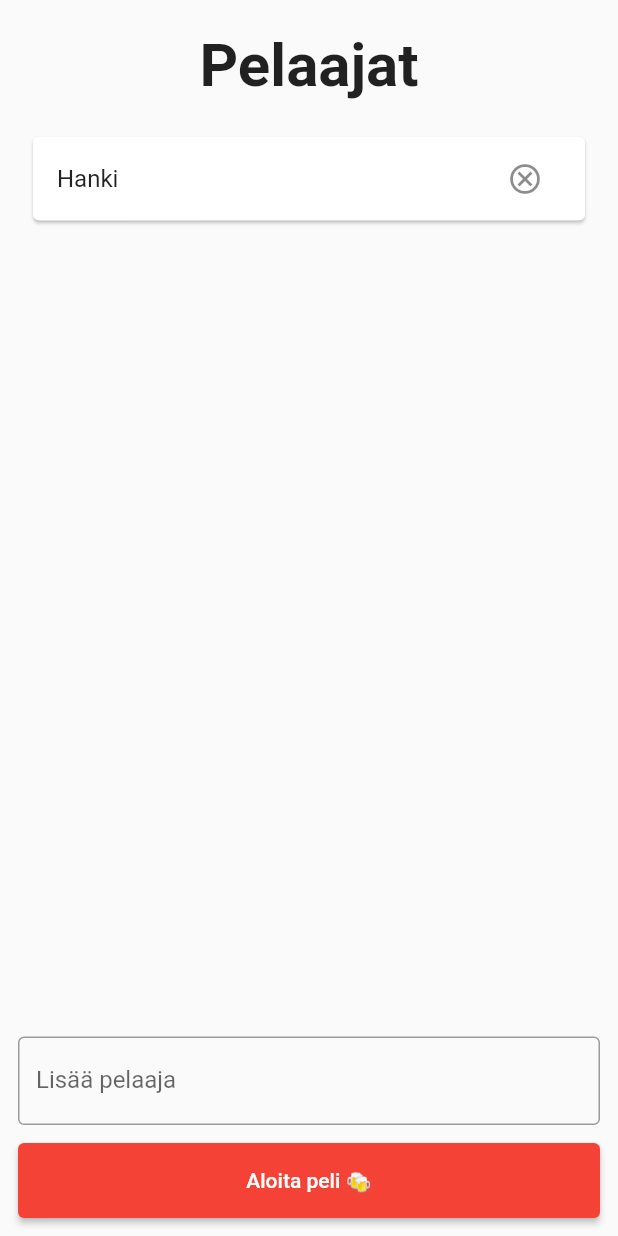
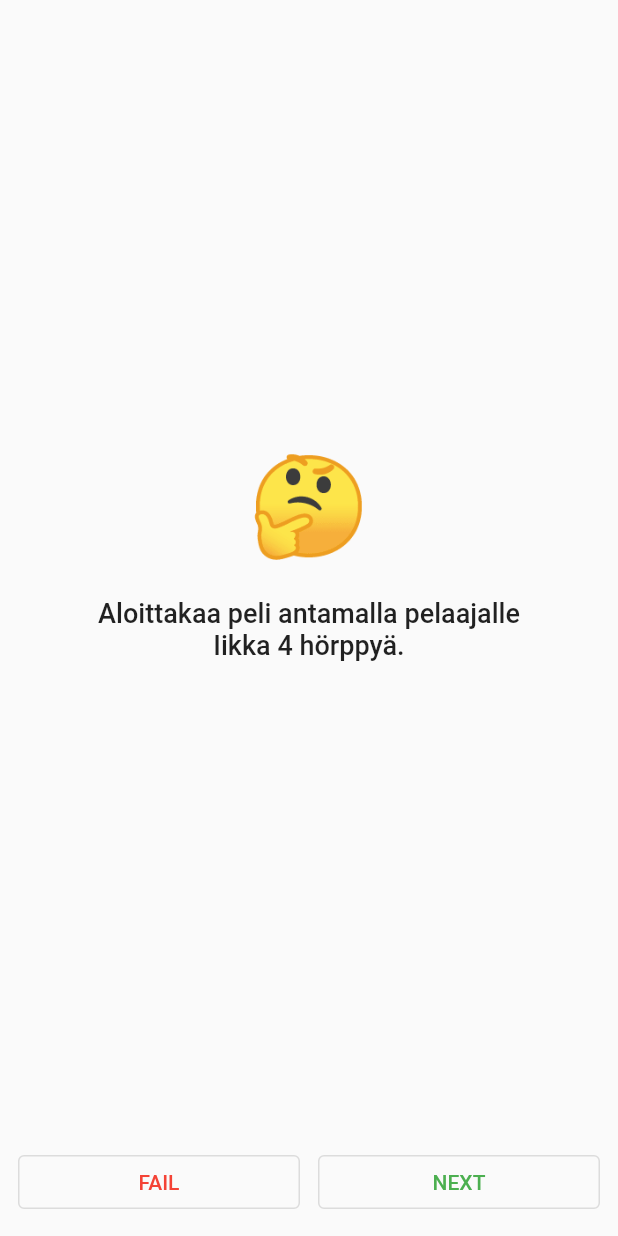
Before and after one commit to welhoilija/yadg, a Flutter app: the screen it shows after launch, after a tap on "Aloita peli 🍻", on a phone screen of 412 x 824 dp. Run offline on Flutter 3.47's test engine with Material 2 defaults, Android fonts, the light colour scheme and no system bars.

Commit message:
Create basic game view

```diff
--- a/lib/backend/cards.json
+++ b/lib/backend/cards.json
@@ -74,5 +74,9 @@
 	{
 		"emoji": "🎶",
 		"text": "{player} on nyt DJ ja saa päättää biisit!"
+	},
+	{
+		"emoji": "📱",
+		"text": "Pelaaja kuka on käyttänyt puhelinta eniten pelin aikana, sammuttaa puhelimen ja ottaa {amount} hörppyä."
 	}
 ]
--- /dev/null
+++ b/lib/frontend/screens/GameView.dart
@@ -0,0 +1,88 @@
+import 'package:flutter/material.dart';
+import 'package:yadg/frontend/widgets/custom_outline_button.dart';
+
+class GameView extends StatefulWidget {
+  const GameView({super.key});
+
+  @override
+  State<GameView> createState() => _GameViewState();
+}
+
+class _GameViewState extends State<GameView> {
+  @override
+  Widget build(BuildContext context) {
+    return Scaffold(
+      body: Column(
+        mainAxisAlignment: MainAxisAlignment.spaceBetween,
+        children: [
+          Container(), // To align CardWidget to center
+          const CardWidget(),
+          const ButtonRow()
+        ],
+      ),
+    );
+  }
+}
+
+class CardWidget extends StatelessWidget {
+  const CardWidget({super.key});
+
+  @override
+  Widget build(BuildContext context) {
+    return Padding(
+      padding: const EdgeInsets.symmetric(horizontal: 24.0),
+      child: Column(
+        mainAxisAlignment: MainAxisAlignment.center,
+        mainAxisSize: MainAxisSize.min,
+        children: const [
+          Text(
+            "🤔",
+            style: TextStyle(
+              fontSize: 64,
+            ),
+          ),
+          Padding(
+            padding: EdgeInsets.all(24.0),
+            child: Text(
+              "Aloittakaa peli antamalla pelaajalle Iikka 4 hörppyä.",
+              textAlign: TextAlign.center,
+              style: TextStyle(
+                fontSize: 18,
+                fontWeight: FontWeight.w500,
+              ),
+            ),
+          ),
+        ],
+      ),
+    );
+  }
+}
+
+class ButtonRow extends StatefulWidget {
+  const ButtonRow({super.key});
+
+  @override
+  State<ButtonRow> createState() => _ButtonRowState();
+}
+
+class _ButtonRowState extends State<ButtonRow> {
+  @override
+  Widget build(BuildContext context) {
+    return Padding(
+      padding: const EdgeInsets.only(left: 12.0, right: 12, bottom: 12),
+      child: Row(
+        children: [
+          const CustomOutlineButton(
+            text: "FAIL",
+            color: Colors.red,
+          ),
+          Container(width: 12),
+          const CustomOutlineButton(
+            text: "NEXT",
+            color: Colors.green,
+          ),
+        ],
+      ),
+    );
+  }
+}
--- a/lib/frontend/screens/player_selection.dart
+++ b/lib/frontend/screens/player_selection.dart
@@ -1,4 +1,6 @@
 import 'package:flutter/material.dart';
+import 'package:yadg/frontend/screens/GameView.dart';
+import 'package:yadg/frontend/widgets/custom_button.dart';
 import 'package:yadg/frontend/widgets/player_tile.dart';
 import 'package:yadg/frontend/widgets/title.dart';
 
@@ -39,7 +41,11 @@ class _PlayerSelectionState extends State<PlayerSelection> {
   }
 
   void startGame() {
-    print("asd");
+    Navigator.push(
+        context,
+        MaterialPageRoute(
+          builder: (ctx) => const GameView(),
+        ));
   }
 
   @override
@@ -76,13 +82,9 @@ class _PlayerSelectionState extends State<PlayerSelection> {
               ),
               Padding(
                 padding: const EdgeInsets.all(12.0),
-                child: ElevatedButton(
+                child: CustomButton(
                   onPressed: () => startGame(),
-                  style: ElevatedButton.styleFrom(
-                    backgroundColor: Colors.red,
-                    minimumSize: const Size.fromHeight(50),
-                  ),
-                  child: const Text("Aloita peli 🍻"),
+                  text: "Aloita peli 🍻",
                 ),
               )
             ],
--- /dev/null
+++ b/lib/frontend/widgets/custom_button.dart
@@ -0,0 +1,26 @@
+import 'package:flutter/material.dart';
+
+class CustomButton extends StatelessWidget {
+  final String text;
+  final Function? onPressed;
+  final Color color;
+
+  const CustomButton(
+      {super.key, required this.text, this.onPressed, this.color = Colors.red});
+
+  @override
+  Widget build(BuildContext context) {
+    return Expanded(
+      child: ElevatedButton(
+        onPressed: () => onPressed != null ? onPressed!() : null,
+        style: ElevatedButton.styleFrom(
+          backgroundColor: color,
+          minimumSize: const Size.fromHeight(50),
+        ),
+        child: Text(
+          text,
+        ),
+      ),
+    );
+  }
+}
--- /dev/null
+++ b/lib/frontend/widgets/custom_outline_button.dart
@@ -0,0 +1,25 @@
+import 'package:flutter/material.dart';
+
+class CustomOutlineButton extends StatelessWidget {
+  final String text;
+  final Function? onPressed;
+  final Color color;
+
+  const CustomOutlineButton(
+      {super.key, required this.text, this.onPressed, this.color = Colors.red});
+
+  @override
+  Widget build(BuildContext context) {
+    return Expanded(
+      child: OutlinedButton(
+        onPressed: () => onPressed != null ? onPressed!() : null,
+        style: OutlinedButton.styleFrom(
+          foregroundColor: color,
+        ),
+        child: Text(
+          text,
+        ),
+      ),
+    );
+  }
+}
```
